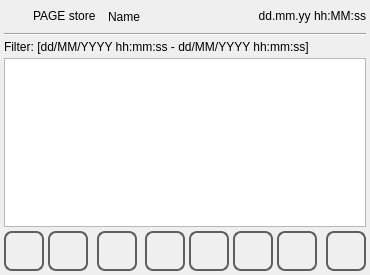
The window that qt_library/ATCMstore/store.ui (MECTsrl/mect_plugins) describes before a commit, drawn with Qt 5.
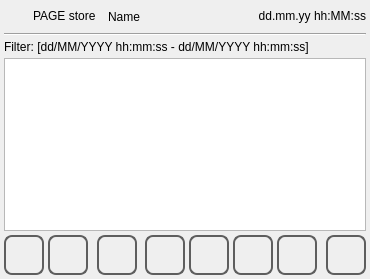
The same window after the commit. Icons and pictures are not drawn.

Patch:
```diff
--- a/qt_library/ATCMstore/store.ui
+++ b/qt_library/ATCMstore/store.ui
@@ -7,7 +7,7 @@
     <x>0</x>
     <y>0</y>
     <width>370</width>
-    <height>275</height>
+    <height>279</height>
    </rect>
   </property>
   <property name="minimumSize">
@@ -162,7 +162,7 @@
      <property name="font">
       <font>
        <family>DejaVu Sans Mono</family>
-       <pointsize>22</pointsize>
+       <pointsize>12</pointsize>
        <weight>50</weight>
        <italic>false</italic>
        <bold>false</bold>
```
Left out of the diff: 2 changed lines with no effect on the pictures.
